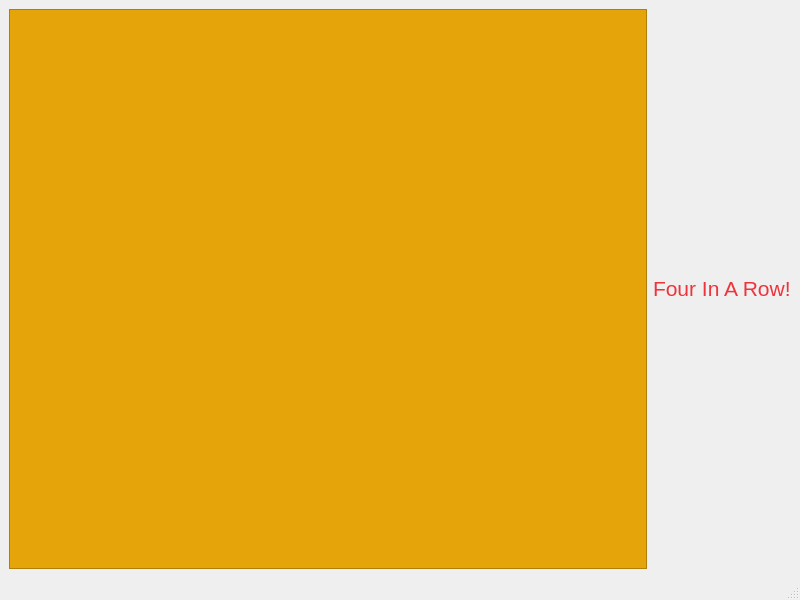
CharlieVinnie/RandGomoku, file testBoard/mainwindow.ui: the form before one commit.
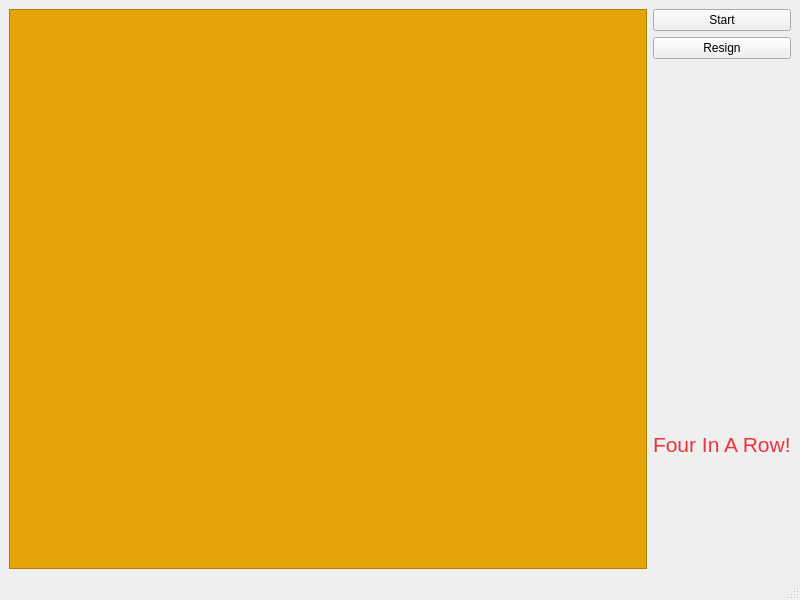
The form after the commit.

Commit message: Start and end

```diff
--- a/testBoard/mainwindow.ui
+++ b/testBoard/mainwindow.ui
@@ -23,11 +23,36 @@
      </widget>
     </item>
     <item>
+     <layout class="QVBoxLayout" name="verticalLayout" stretch="0,0,0,0">
+      <item>
+       <widget class="QPushButton" name="start_button">
+        <property name="text">
+         <string>Start</string>
+        </property>
+       </widget>
+      </item>
+      <item>
+       <widget class="QPushButton" name="resign_button">
+        <property name="text">
+         <string>Resign</string>
+        </property>
+       </widget>
+      </item>
+      <item>
+       <widget class="QLabel" name="game_status">
+        <property name="text">
+         <string/>
+        </property>
+       </widget>
+      </item>
+      <item>
      <widget class="QLabel" name="label">
       <property name="text">
        <string>&lt;html&gt;&lt;head/&gt;&lt;body&gt;&lt;p&gt;&lt;span style=&quot; font-size:16pt; color:#ed333b;&quot;&gt;Four In A Row!&lt;/span&gt;&lt;/p&gt;&lt;/body&gt;&lt;/html&gt;</string>
       </property>
      </widget>
+      </item>
+     </layout>
     </item>
    </layout>
   </widget>
```
Lines whose indentation alone changed are shown as unchanged. The commit also changes 2 other files.
